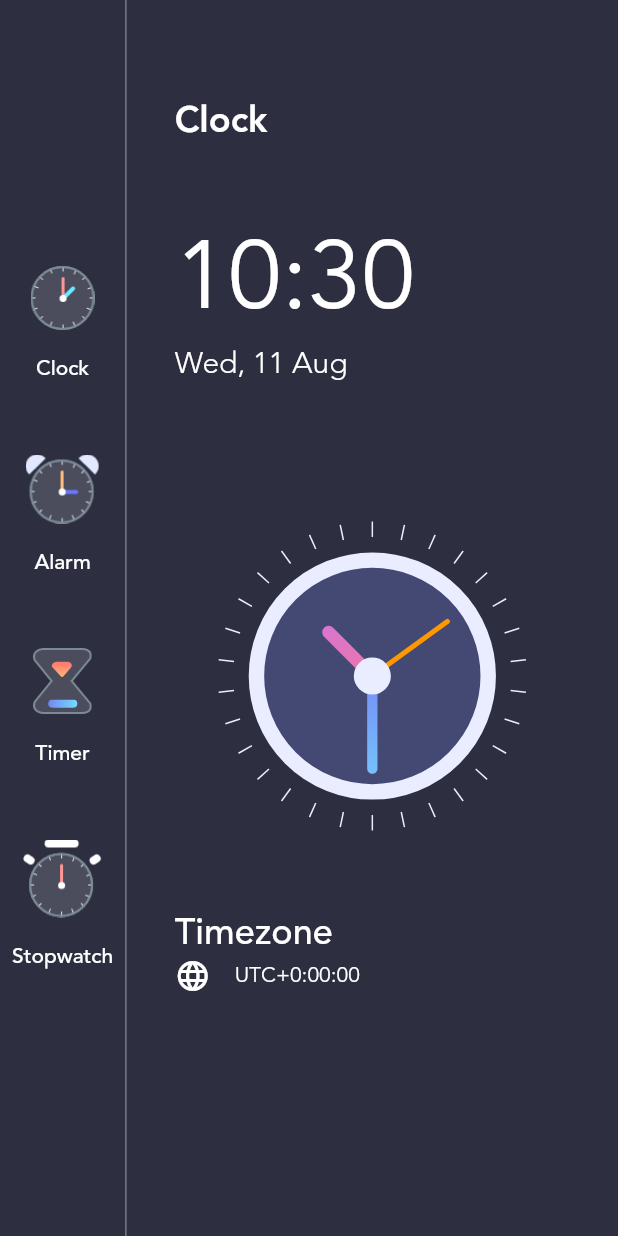
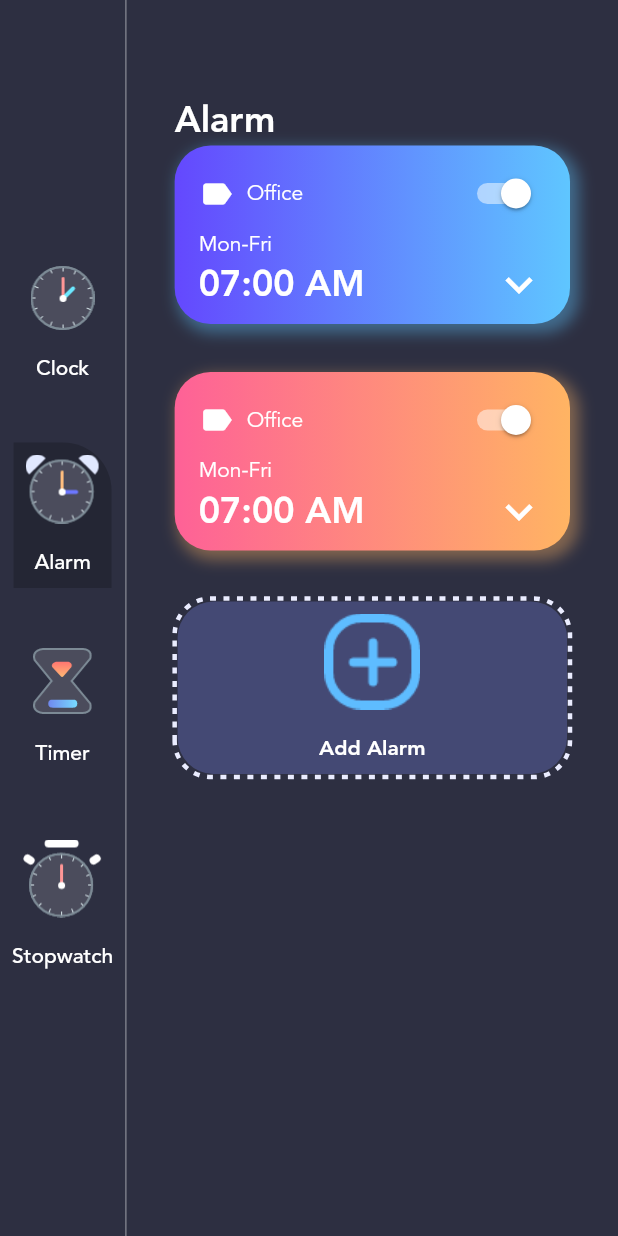
Before and after one commit to furqanalishah/flutter_clock, a Flutter app: the screen it shows after launch, after a tap on "Alarm", on a phone screen of 412 x 824 dp. Run offline on Flutter 3.47's test engine with Material 2 defaults, Android fonts, the phone set to English and light mode, and no system bars; drawn by our look-alikes of dotted_border.

Commit message:
add nav bar and alarm page (#3)

```diff
--- /dev/null
+++ b/lib/constants/theme_data.dart
@@ -0,0 +1,37 @@
+import 'package:flutter/material.dart';
+
+class CustomColors {
+  static Color primaryTextColor = Colors.white;
+  static Color dividerColor = Colors.white54;
+  static Color pageBackgroundColor = Color(0xFF2D2F41);
+  static Color menuBackgroundColor = Color(0xFF242634);
+
+  static Color clockBG = Color(0xFF444974);
+  static Color clockOutline = Color(0xFFEAECFF);
+  static Color secHandColor = Color(0xFFB74DFF);
+  static Color minHandStatColor = Color(0xFF748EF6);
+  static Color minHandEndColor = Color(0xFF77DDFF);
+  static Color hourHandStatColor = Color(0xFFC279FB);
+  static Color hourHandEndColor = Color(0xFFEA74AB);
+}
+
+class GradientColors {
+  final List<Color> colors;
+  GradientColors(this.colors);
+
+  static List<Color> sky = [Color(0xFF6448FE), Color(0xFF5FC6FF)];
+  static List<Color> sunset = [Color(0xFFFE6197), Color(0xFFFFB463)];
+  static List<Color> sea = [Color(0xFF61A3FE), Color(0xFF63FFD5)];
+  static List<Color> mango = [Color(0xFFFFA738), Color(0xFFFFE130)];
+  static List<Color> fire = [Color(0xFFFF5DCD), Color(0xFFFF8484)];
+}
+
+class GradientTemplate {
+  static List<GradientColors> gradientTemplate = [
+    GradientColors(GradientColors.sky),
+    GradientColors(GradientColors.sunset),
+    GradientColors(GradientColors.sea),
+    GradientColors(GradientColors.mango),
+    GradientColors(GradientColors.fire),
+  ];
+}
--- /dev/null
+++ b/lib/data.dart
@@ -0,0 +1,18 @@
+import 'package:flutter_clock/constants/theme_data.dart';
+import 'package:flutter_clock/enums.dart';
+import 'package:flutter_clock/modals/alarm_info.dart';
+import 'package:flutter_clock/modals/menu_info.dart';
+
+List<MenuInfo> menuItems = [
+  MenuInfo(MenuType.clock, title: 'Clock', imageSource: "assets/clock_icon.png"),
+  MenuInfo(MenuType.alarm, title: 'Alarm', imageSource: "assets/alarm_icon.png"),
+  MenuInfo(MenuType.timer, title: 'Timer', imageSource: "assets/timer_icon.png"),
+  MenuInfo(MenuType.stopwatch, title: 'Stopwatch', imageSource: "assets/stopwatch_icon.png"),
+];
+
+List<AlarmInfo> alarms = [
+  AlarmInfo(DateTime.now().add(Duration(hours: 1)),
+      description: 'Office', gradientColors: GradientColors.sky),
+  AlarmInfo(DateTime.now().add(Duration(hours: 2)),
+      description: 'Sports', gradientColors: GradientColors.sunset),
+];
--- /dev/null
+++ b/lib/enums.dart
@@ -0,0 +1 @@
+enum MenuType { clock, alarm, timer, stopwatch }
--- a/lib/main.dart
+++ b/lib/main.dart
@@ -1,6 +1,8 @@
 import 'package:flutter/material.dart';
-import 'package:flutter_clock/clock_view.dart';
-import 'package:intl/intl.dart';
+import 'package:flutter_clock/enums.dart';
+import 'package:flutter_clock/modals/menu_info.dart';
+import 'package:provider/provider.dart';
+import 'views/homepage.dart';
 
 void main() {
   runApp(MyApp());
@@ -17,146 +19,9 @@ class MyApp extends StatelessWidget {
         primarySwatch: Colors.blue,
         visualDensity: VisualDensity.adaptivePlatformDensity,
       ),
-      home: HomePage(),
-    );
-  }
-}
-
-class HomePage extends StatefulWidget {
-  @override
-  _HomePageState createState() => _HomePageState();
-}
-
-class _HomePageState extends State<HomePage> {
-  @override
-  Widget build(BuildContext context) {
-    var now = DateTime.now();
-    var formattedTime = DateFormat('HH:mm').format(now);
-    var formattedDate = DateFormat('EEE, d MMM').format(now);
-    var timezoneString = now.timeZoneOffset.toString().split('.').first;
-    var offsetSign = '';
-    if (!timezoneString.startsWith('-')) offsetSign = '+';
-
-    return Scaffold(
-      backgroundColor: Color(0xFF2D2F41),
-      body: Row(
-        children: [
-          Column(
-            mainAxisAlignment: MainAxisAlignment.center,
-            children: [
-              buildMenuButton("Clock", "assets/clock_icon.png"),
-              buildMenuButton("Alarm", "assets/alarm_icon.png"),
-              buildMenuButton("Timer", "assets/timer_icon.png"),
-              buildMenuButton("Stopwatch", "assets/stopwatch_icon.png"),
-            ],
-          ),
-          VerticalDivider(
-            color: Colors.white54,
-            width: 1,
-          ),
-          Expanded(
-            child: Container(
-              padding: EdgeInsets.symmetric(vertical: 64, horizontal: 32),
-              alignment: Alignment.center,
-              child: Column(
-                crossAxisAlignment: CrossAxisAlignment.start,
-                children: [
-                  Flexible(
-                    fit: FlexFit.tight,
-                    child: Text(
-                      'Clock',
-                      style: TextStyle(
-                        fontFamily: 'avenir',
-                        fontWeight: FontWeight.w700,
-                        color: Colors.white,
-                        fontSize: 24,
-                      ),
-                    ),
-                  ),
-                  Flexible(
-                    flex: 2,
-                    child: Column(
-                      crossAxisAlignment: CrossAxisAlignment.start,
-                      children: [
-                        Text(
-                          formattedTime,
-                          style: TextStyle(fontFamily: 'avenir', color: Colors.white, fontSize: 64),
-                        ),
-                        Text(
-                          formattedDate,
-                          style: TextStyle(
-                            fontWeight: FontWeight.w300,
-                            fontFamily: 'avenir',
-                            color: Colors.white,
-                            fontSize: 20,
-                          ),
-                        ),
-                      ],
-                    ),
-                  ),
-                  Flexible(
-                    flex: 4,
-                    fit: FlexFit.tight,
-                    child: Align(
-                      alignment: Alignment.center,
-                      child: ClockView(size: MediaQuery.of(context).size.height / 4),
-                    ),
-                  ),
-                  Flexible(
-                      flex: 2,
-                      fit: FlexFit.tight,
-                      child: Column(
-                        crossAxisAlignment: CrossAxisAlignment.start,
-                        children: [
-                          Text(
-                            'Timezone',
-                            style: TextStyle(
-                              fontWeight: FontWeight.w500,
-                              fontFamily: 'avenir',
-                              color: Colors.white,
-                              fontSize: 24,
-                            ),
-                          ),
-                          Row(
-                            children: [
-                              Icon(Icons.language, color: Colors.white),
-                              SizedBox(width: 16),
-                              Text(
-                                'UTC$offsetSign$timezoneString',
-                                style: TextStyle(
-                                    fontFamily: 'avenir', color: Colors.white, fontSize: 14),
-                              ),
-                            ],
-                          ),
-                        ],
-                      ))
-                ],
-              ),
-            ),
-          ),
-        ],
-      ),
-    );
-  }
-
-  Padding buildMenuButton(String title, String image) {
-    return Padding(
-      padding: const EdgeInsets.symmetric(vertical: 16.0),
-      child: TextButton(
-        onPressed: () {},
-        child: Column(
-          children: [
-            Image.asset(
-              image,
-              scale: 1.5,
-            ),
-            SizedBox(height: 16),
-            Text(
-              title,
-              style: TextStyle(fontFamily: 'avenir', color: Colors.white, fontSize: 14),
-            )
-          ],
-        ),
+      home: ChangeNotifierProvider<MenuInfo>(
+        create: (BuildContext context) => MenuInfo(MenuType.clock),
+        child: HomePage(),
       ),
     );
   }
--- /dev/null
+++ b/lib/modals/alarm_info.dart
@@ -0,0 +1,11 @@
+import 'package:flutter/material.dart';
+
+class AlarmInfo {
+  DateTime alarmDateTime;
+  String? description;
+  bool isActive;
+  List<Color> gradientColors;
+
+  AlarmInfo(this.alarmDateTime,
+      {this.description, this.isActive = false, required this.gradientColors});
+}
--- /dev/null
+++ b/lib/modals/menu_info.dart
@@ -0,0 +1,16 @@
+import 'package:flutter/foundation.dart';
+import 'package:flutter_clock/enums.dart';
+
+class MenuInfo extends ChangeNotifier {
+  MenuType menuType;
+  String? title, imageSource;
+
+  MenuInfo(this.menuType, {this.title, this.imageSource});
+
+  updateMenu(MenuInfo menuInfo) {
+    this.title = menuInfo.title;
+    this.menuType = menuInfo.menuType;
+    this.imageSource = menuInfo.imageSource;
+    notifyListeners();
+  }
+}
--- /dev/null
+++ b/lib/views/alarm_page.dart
@@ -0,0 +1,142 @@
+import 'package:flutter/cupertino.dart';
+import 'package:flutter/material.dart';
+import 'package:flutter_clock/constants/theme_data.dart';
+import 'package:flutter_clock/data.dart';
+import 'package:dotted_border/dotted_border.dart';
+
+import 'package:flutter_clock/constants/theme_data.dart';
+
+class AlarmPage extends StatelessWidget {
+  const AlarmPage({Key? key}) : super(key: key);
+
+  @override
+  Widget build(BuildContext context) {
+    return Container(
+      padding: EdgeInsets.symmetric(vertical: 64, horizontal: 32),
+      child: Column(
+        crossAxisAlignment: CrossAxisAlignment.start,
+        children: [
+          Text(
+            "Alarm",
+            style: TextStyle(
+              fontFamily: 'avenir',
+              fontWeight: FontWeight.w700,
+              color: CustomColors.primaryTextColor,
+              fontSize: 24,
+            ),
+          ),
+          Expanded(
+            child: ListView(
+              children: alarms.map<Widget>((alarm) {
+                return Container(
+                  margin: EdgeInsets.only(bottom: 32),
+                  padding: EdgeInsets.symmetric(vertical: 8, horizontal: 16),
+                  decoration: BoxDecoration(
+                      gradient: LinearGradient(
+                        colors: alarm.gradientColors,
+                        begin: Alignment.centerLeft,
+                        end: Alignment.centerRight,
+                      ),
+                      borderRadius: BorderRadius.all(Radius.circular(24.0)),
+                      boxShadow: [
+                        BoxShadow(
+                          color: alarm.gradientColors.last.withOpacity(0.4),
+                          blurRadius: 8,
+                          spreadRadius: 2,
+                          offset: Offset(4, 4),
+                        ),
+                      ]),
+                  child: Column(
+                    crossAxisAlignment: CrossAxisAlignment.start,
+                    children: [
+                      Row(
+                        mainAxisAlignment: MainAxisAlignment.spaceBetween,
+                        children: [
+                          Row(
+                            children: [
+                              Icon(
+                                Icons.label,
+                                color: Colors.white,
+                                size: 24,
+                              ),
+                              SizedBox(width: 8),
+                              Text(
+                                'Office',
+                                style: TextStyle(color: Colors.white, fontFamily: 'avenir'),
+                              ),
+                            ],
+                          ),
+                          Switch(
+                            value: true,
+                            onChanged: (bool value) {},
+                            activeColor: Colors.white,
+                          )
+                        ],
+                      ),
+                      Text(
+                        'Mon-Fri',
+                        style: TextStyle(color: Colors.white, fontFamily: 'avenir'),
+                      ),
+                      Row(
+                        mainAxisAlignment: MainAxisAlignment.spaceBetween,
+                        children: [
+                          Text(
+                            '07:00 AM',
+                            style: TextStyle(
+                                color: Colors.white,
+                                fontFamily: 'avenir',
+                                fontWeight: FontWeight.w700,
+                                fontSize: 24),
+                          ),
+                          Icon(
+                            Icons.keyboard_arrow_down,
+                            color: Colors.white,
+                            size: 36,
+                          )
+                        ],
+                      ),
+                    ],
+                  ),
+                );
+              }).followedBy([
+                DottedBorder(
+                  color: CustomColors.clockOutline,
+                  strokeWidth: 3,
+                  borderType: BorderType.RRect,
+                  radius: Radius.circular(24),
+                  dashPattern: [4, 5],
+                  child: Container(
+                    width: double.infinity,
+                    decoration: BoxDecoration(
+                        color: CustomColors.clockBG,
+                        borderRadius: BorderRadius.all(Radius.circular(24))),
+                    child: SizedBox(
+                      child: TextButton(
+                        onPressed: () {},
+                        child: Column(
+                          children: [
+                            Image.asset("assets/add_alarm.png"),
+                            SizedBox(
+                              height: 16,
+                            ),
+                            Text(
+                              'Add Alarm',
+                              style: TextStyle(
+                                  color: Colors.white,
+                                  fontFamily: 'avenir',
+                                  fontWeight: FontWeight.w700),
+                            )
+                          ],
+                        ),
+                      ),
+                    ),
+                  ),
+                ),
+              ]).toList(),
+            ),
+          ),
+        ],
+      ),
+    );
+  }
+}
--- /dev/null
+++ b/lib/views/clock_page.dart
@@ -0,0 +1,95 @@
+import 'package:flutter/material.dart';
+import 'package:flutter_clock/views/clock_view.dart';
+import 'package:intl/intl.dart';
+
+class ClockPage extends StatelessWidget {
+  const ClockPage({Key? key}) : super(key: key);
+
+  @override
+  Widget build(BuildContext context) {
+    var now = DateTime.now();
+    var formattedTime = DateFormat('HH:mm').format(now);
+    var formattedDate = DateFormat('EEE, d MMM').format(now);
+    var timezoneString = now.timeZoneOffset.toString().split('.').first;
+    var offsetSign = '';
+    if (!timezoneString.startsWith('-')) offsetSign = '+';
+
+    return Container(
+      padding: EdgeInsets.symmetric(vertical: 64, horizontal: 32),
+      alignment: Alignment.center,
+      child: Column(
+        crossAxisAlignment: CrossAxisAlignment.start,
+        children: [
+          Flexible(
+            fit: FlexFit.tight,
+            child: Text(
+              'Clock',
+              style: TextStyle(
+                fontFamily: 'avenir',
+                fontWeight: FontWeight.w700,
+                color: Colors.white,
+                fontSize: 24,
+              ),
+            ),
+          ),
+          Flexible(
+            flex: 2,
+            child: Column(
+              crossAxisAlignment: CrossAxisAlignment.start,
+              children: [
+                Text(
+                  formattedTime,
+                  style: TextStyle(fontFamily: 'avenir', color: Colors.white, fontSize: 64),
+                ),
+                Text(
+                  formattedDate,
+                  style: TextStyle(
+                    fontWeight: FontWeight.w300,
+                    fontFamily: 'avenir',
+                    color: Colors.white,
+                    fontSize: 20,
+                  ),
+                ),
+              ],
+            ),
+          ),
+          Flexible(
+            flex: 4,
+            fit: FlexFit.tight,
+            child: Align(
+              alignment: Alignment.center,
+              child: ClockView(size: MediaQuery.of(context).size.height / 4),
+            ),
+          ),
+          Flexible(
+              flex: 2,
+              fit: FlexFit.tight,
+              child: Column(
+                crossAxisAlignment: CrossAxisAlignment.start,
+                children: [
+                  Text(
+                    'Timezone',
+                    style: TextStyle(
+                      fontWeight: FontWeight.w500,
+                      fontFamily: 'avenir',
+                      color: Colors.white,
+                      fontSize: 24,
+                    ),
+                  ),
+                  Row(
+                    children: [
+                      Icon(Icons.language, color: Colors.white),
+                      SizedBox(width: 16),
+                      Text(
+                        'UTC$offsetSign$timezoneString',
+                        style: TextStyle(fontFamily: 'avenir', color: Colors.white, fontSize: 14),
+                      ),
+                    ],
+                  ),
+                ],
+              ))
+        ],
+      ),
+    );
+  }
+}
--- a/lib/clock_view.dart
+++ b/lib/views/clock_view.dart
@@ -16,6 +16,7 @@ class _ClockViewState extends State<ClockView> {
   @override
   void initState() {
     Timer.periodic(Duration(seconds: 1), (timer) {
+      if (!mounted) return;
       setState(() {});
     });
     super.initState();
--- /dev/null
+++ b/lib/views/homepage.dart
@@ -0,0 +1,82 @@
+import 'package:flutter/material.dart';
+import 'package:flutter_clock/constants/theme_data.dart';
+import 'package:flutter_clock/data.dart';
+import 'package:flutter_clock/enums.dart';
+import 'package:flutter_clock/modals/menu_info.dart';
+import 'package:flutter_clock/views/alarm_page.dart';
+import 'package:flutter_clock/views/clock_page.dart';
+import 'package:provider/provider.dart';
+
+class HomePage extends StatefulWidget {
+  @override
+  _HomePageState createState() => _HomePageState();
+}
+
+class _HomePageState extends State<HomePage> {
+  @override
+  Widget build(BuildContext context) {
+    return Scaffold(
+      backgroundColor: Color(0xFF2D2F41),
+      body: Row(
+        children: [
+          Column(
+            mainAxisAlignment: MainAxisAlignment.center,
+            children: menuItems.map((currentMenu) => buildMenuButton(currentMenu)).toList(),
+          ),
+          VerticalDivider(
+            color: Colors.white54,
+            width: 1,
+          ),
+          Expanded(
+            child: Consumer<MenuInfo>(
+              builder: (BuildContext context, MenuInfo value, Widget? child) {
+                if (value.menuType == MenuType.clock) {
+                  return ClockPage();
+                } else {
+                  return AlarmPage();
+                }
+              },
+            ),
+          ),
+        ],
+      ),
+    );
+  }
+
+  Widget buildMenuButton(MenuInfo currentMenuInfo) {
+    var menuBackgroundColor = MaterialStateProperty.all(CustomColors.menuBackgroundColor);
+    var transparent = MaterialStateProperty.all(Colors.transparent);
+    var shape = MaterialStateProperty.all(
+        RoundedRectangleBorder(borderRadius: BorderRadius.only(topRight: Radius.circular(32))));
+    return Consumer(
+      builder: (BuildContext context, MenuInfo value, Widget? child) {
+        return Padding(
+          padding: const EdgeInsets.symmetric(vertical: 16.0),
+          child: TextButton(
+            style: ButtonStyle(
+                shape: shape,
+                backgroundColor:
+                    currentMenuInfo.menuType == value.menuType ? menuBackgroundColor : transparent),
+            onPressed: () {
+              var menuInfo = Provider.of<MenuInfo>(context, listen: false);
+              menuInfo.updateMenu(currentMenuInfo);
+            },
+            child: Column(
+              children: [
+                Image.asset(
+                  currentMenuInfo.imageSource.toString(),
+                  scale: 1.5,
+                ),
+                SizedBox(height: 16),
+                Text(
+                  currentMenuInfo.title.toString(),
+                  style: TextStyle(fontFamily: 'avenir', color: Colors.white, fontSize: 14),
+                )
+              ],
+            ),
+          ),
+        );
+      },
+    );
+  }
+}
--- a/pubspec.yaml
+++ b/pubspec.yaml
@@ -30,6 +30,8 @@ dependencies:
   cupertino_icons: ^1.0.2
 
 dev_dependencies:
+  provider: ^5.0.0
+  dotted_border: ^2.0.0+1
   intl: ^0.17.0
   flutter_test:
     sdk: flutter
```
Also changed, not shown: pubspec.lock.
